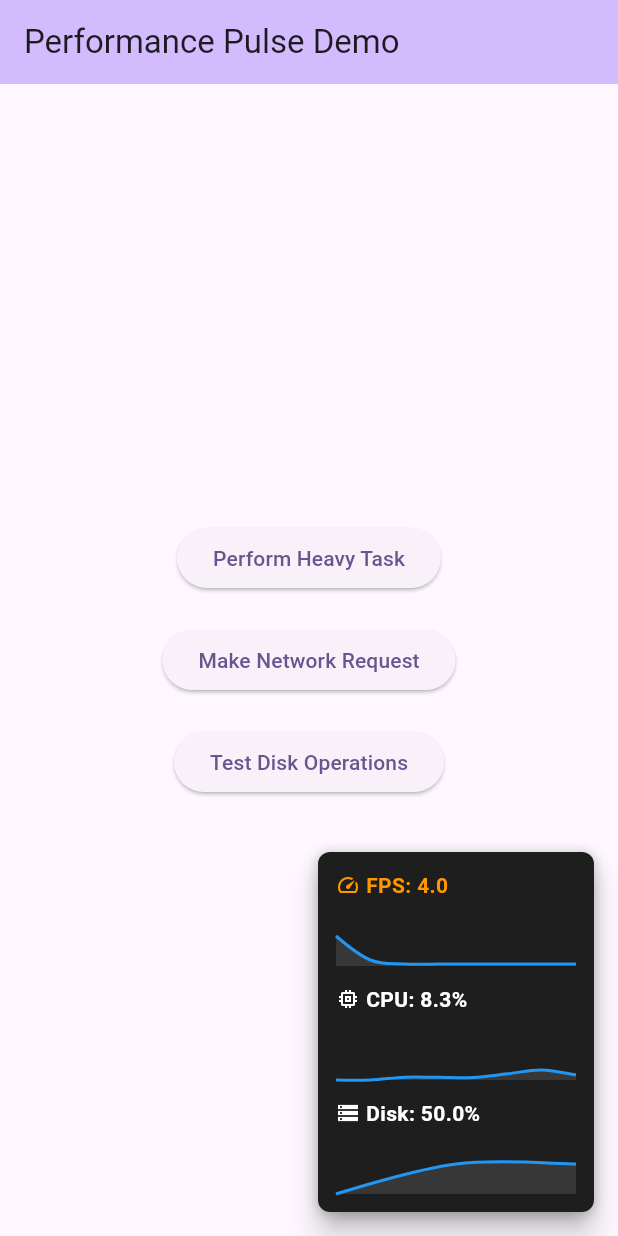
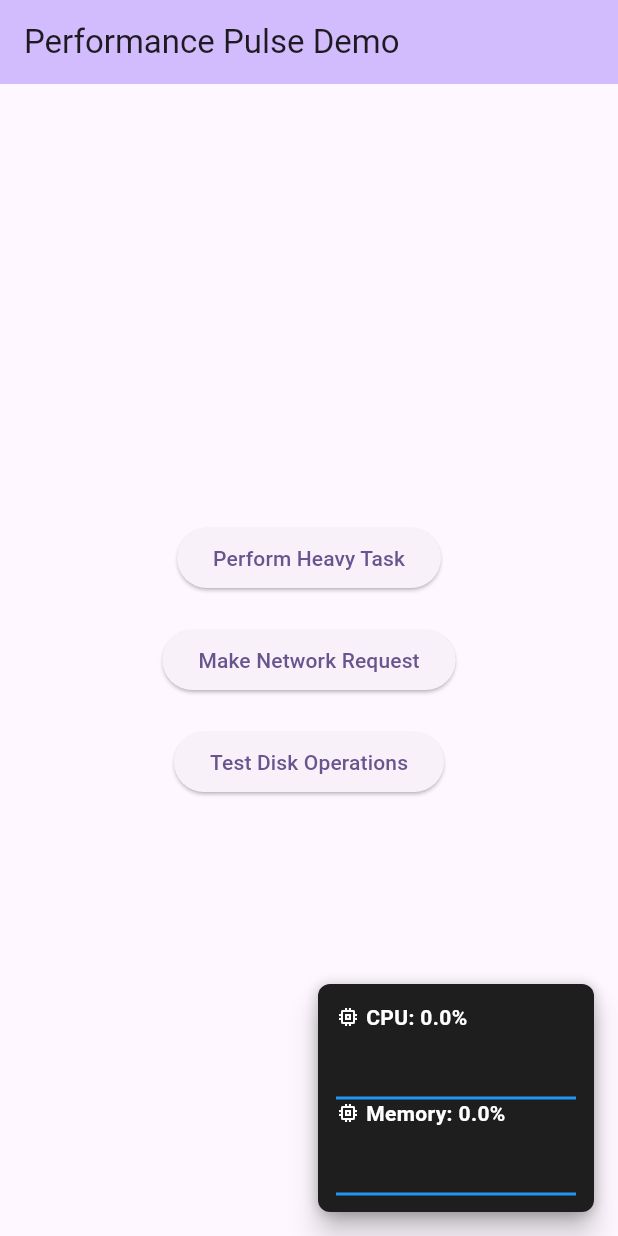
Before and after one commit to rex26/practice, a Flutter app: the screen it shows after launch, on a phone screen of 412 x 824 dp. Run offline on Flutter 3.47's test engine with Material 3 defaults, Android fonts, the phone set to English and light mode, and no system bars; drawn by our look-alikes of fl_chart; our stand-ins replace auto_size_text, battery_plus, device_info_plus, dio, envied, flutter_keyboard_visibility and 1 more; generated files the repository leaves out were written again.

Commit message:
feat: add memory chart

```diff
--- a/lib/pages/monitor/monitor_app.dart
+++ b/lib/pages/monitor/monitor_app.dart
@@ -52,9 +52,6 @@ class MonitorApp extends StatelessWidget {
                 elevation: 8,
                 borderRadius: BorderRadius.all(Radius.circular(8)),
                 child: MonitorWidget(
-                  showFPS: true,
-                  showCPU: true,
-                  showDisk: true, // Enable disk monitoring
                   theme: DashboardTheme(
                     backgroundColor: Color(0xFF1E1E1E),
                     textColor: Colors.white,
--- a/lib/pages/monitor/trackers/base_tracker.dart
+++ b/lib/pages/monitor/trackers/base_tracker.dart
@@ -1,4 +1,8 @@
 import 'dart:async';
+
+import 'package:flutter/services.dart';
+
+const MethodChannel systemStatsPlatform = MethodChannel('com.example.practice/system_stats');
 
 /// Base class for all performance trackers
 abstract class BaseTracker {
--- a/lib/pages/monitor/trackers/cpu_tracker.dart
+++ b/lib/pages/monitor/trackers/cpu_tracker.dart
@@ -1,5 +1,5 @@
 import 'dart:async';
-import 'dart:math';
+
 import 'base_tracker.dart';
 
 /// Data class for CPU measurements
@@ -17,8 +17,6 @@ class CpuData {
 /// Tracks CPU usage
 class CpuTracker extends BaseTracker {
   Timer? _timer;
-  final Random _random = Random();
-  double _lastUsage = 0;
 
   @override
   void onStart() {
@@ -31,9 +29,9 @@ class CpuTracker extends BaseTracker {
     _timer = null;
   }
 
-  void _checkCpu(Timer timer) {
-    final usage = _getCpuUsage();
-    final cores = _getCpuCores();
+  Future<void> _checkCpu(Timer timer) async {
+    final double usage = await systemStatsPlatform.invokeMethod<double>('getCpuUsage') ?? 0;
+    final int cores = _getCpuCores();
 
     addData(CpuData(
       usage: usage,
@@ -41,14 +39,6 @@ class CpuTracker extends BaseTracker {
     ));
   }
 
-  double _getCpuUsage() {
-    // Simulate CPU usage with some randomness but smooth transitions
-    const maxChange = 10.0;
-    final change = _random.nextDouble() * maxChange * 2 - maxChange;
-    _lastUsage = (_lastUsage + change).clamp(0.0, 100.0);
-    return _lastUsage;
-  }
-
   int _getCpuCores() {
     // Return a reasonable number of cores for testing
     return 8;
--- a/lib/pages/monitor/trackers/memory_tracker.dart
+++ b/lib/pages/monitor/trackers/memory_tracker.dart
@@ -1,9 +1,13 @@
 import 'dart:async';
+
 // import 'package:flutter/foundation.dart';
 import 'base_tracker.dart';
 
 /// Data class for memory measurements
 class MemoryData {
+  /// The current CPU usage percentage (0-100)
+  final double usage;
+
   /// The current heap usage in bytes
   final int heapUsage;
 
@@ -11,13 +15,12 @@ class MemoryData {
   final bool hadGC;
 
   /// Creates a new memory data instance
-  const MemoryData({required this.heapUsage, this.hadGC = false});
+  const MemoryData(this.usage, {this.heapUsage = 0, this.hadGC = false});
 }
 
 /// Tracks memory usage and garbage collection
 class MemoryTracker extends BaseTracker {
   Timer? _timer;
-  int? _lastHeapSize;
 
   @override
   void onStart() {
@@ -30,21 +33,9 @@ class MemoryTracker extends BaseTracker {
     _timer = null;
   }
 
-  void _checkMemory(Timer timer) {
-    final currentHeap = _getHeapUsage();
-    final hadGC = _lastHeapSize != null && currentHeap < _lastHeapSize!;
+  Future<void> _checkMemory(Timer timer) async {
+    final double usage = await systemStatsPlatform.invokeMethod<double>('getMemoryUsage') ?? 0;
 
-    addData(MemoryData(
-      heapUsage: currentHeap,
-      hadGC: hadGC,
-    ));
-
-    _lastHeapSize = currentHeap;
-  }
-
-  int _getHeapUsage() {
-    // This is a simplified version. In a real implementation,
-    // you would use platform-specific methods to get accurate memory usage
-    return 0;
+    addData(MemoryData(usage));
   }
 }
--- a/lib/pages/monitor/widgets/monitor_widget.dart
+++ b/lib/pages/monitor/widgets/monitor_widget.dart
@@ -4,6 +4,7 @@ import 'package:flutter/material.dart';
 import 'package:fl_chart/fl_chart.dart';
 import 'package:practice/pages/monitor/performance_monitor.dart';
 import 'package:practice/pages/monitor/theme/dashboard_theme.dart';
+import 'package:practice/pages/monitor/trackers/memory_tracker.dart';
 
 /// A Calculator.
 class Calculator {
@@ -13,14 +14,6 @@ class Calculator {
 
 /// A widget that displays performance metrics
 class MonitorWidget extends StatefulWidget {
-  /// Whether to show FPS metrics
-  final bool showFPS;
-
-  /// Whether to show CPU metrics
-  final bool showCPU;
-
-  /// Whether to show disk usage metrics
-  final bool showDisk;
 
   /// The theme for the dashboard
   final DashboardTheme theme;
@@ -28,9 +21,6 @@ class MonitorWidget extends StatefulWidget {
   /// Creates a new performance dashboard
   const MonitorWidget({
     super.key,
-    this.showFPS = true,
-    this.showCPU = true,
-    this.showDisk = true,
     this.theme = const DashboardTheme(
       backgroundColor: Color(0xFF1E1E1E),
       textColor: Colors.white,
@@ -46,16 +36,10 @@ class MonitorWidget extends StatefulWidget {
 }
 
 class _MonitorWidgetState extends State<MonitorWidget> {
-  final List<FlSpot> _fpsData = [
-    const FlSpot(0, 60)
-  ]; // Start with a default value
-  final List<FlSpot> _cpuData = [
-    const FlSpot(0, 0)
-  ]; // Start with a default value
-  final List<FlSpot> _diskData = [const FlSpot(0, 0)];
-  double _currentFps = 60;
+  final List<FlSpot> _cpuData = [const FlSpot(0, 0)];
+  final List<FlSpot> _memoryData = [const FlSpot(0, 0)];
   double _currentCpu = 0;
-  double _currentDiskUsage = 0;
+  double _currentMemory = 0;
   static const int _maxDataPoints = 30;
 
   @override
@@ -65,17 +49,6 @@ class _MonitorWidgetState extends State<MonitorWidget> {
   }
 
   void _startListening() {
-    if (widget.showFPS) {
-      PerformanceMonitor.instance.fpsStream.listen((data) {
-        if (!mounted) return;
-        setState(() {
-          _currentFps = data.fps;
-          _addDataPoint(_fpsData, data.fps);
-        });
-      });
-    }
-
-    if (widget.showCPU) {
     PerformanceMonitor.instance.cpuStream.listen((data) {
       if (!mounted) return;
       setState(() {
@@ -83,17 +56,14 @@ class _MonitorWidgetState extends State<MonitorWidget> {
         _addDataPoint(_cpuData, data.usage);
       });
     });
-    }
 
-    if (widget.showDisk) {
-      PerformanceMonitor.instance.diskStream.listen((data) {
+    PerformanceMonitor.instance.memoryStream.listen((MemoryData data) {
       if (!mounted) return;
       setState(() {
-          _currentDiskUsage = data.usagePercentage;
-          _addDataPoint(_diskData, data.usagePercentage);
+        _currentMemory = data.usage;
+        _addDataPoint(_memoryData, data.usage);
       });
     });
-    }
   }
 
   void _addDataPoint(List<FlSpot> dataList, double value) {
@@ -125,22 +95,30 @@ class _MonitorWidgetState extends State<MonitorWidget> {
         mainAxisSize: MainAxisSize.min,
         crossAxisAlignment: CrossAxisAlignment.start,
         children: [
-          if (widget.showFPS) ...[
+          ..._buildDataWidgets('CPU', _currentCpu * 100, _cpuData),
+          ..._buildDataWidgets('Memory', _currentMemory * 100, _memoryData),
+        ],
+      ),
+    );
+  }
+
+  List<Widget> _buildDataWidgets(String title, double currentData, List<FlSpot> data) {
+    return [
       Row(
         mainAxisSize: MainAxisSize.min,
         children: [
           Icon(
-                  Icons.speed,
-                  color: _currentFps < 45
+            Icons.memory,
+            color: currentData > 80
                 ? widget.theme.warningColor
                 : widget.theme.textColor,
             size: 16,
           ),
           const SizedBox(width: 4),
           Text(
-                  'FPS: ${_currentFps.toStringAsFixed(1)}',
+            '$title: ${currentData.toStringAsFixed(1)}%',
             style: TextStyle(
-                    color: _currentFps < 45
+              color: currentData > 80
                   ? widget.theme.warningColor
                   : widget.theme.textColor,
               fontWeight: FontWeight.bold,
@@ -150,99 +128,12 @@ class _MonitorWidgetState extends State<MonitorWidget> {
         ],
       ),
       const SizedBox(height: 4),
-            _buildFPSChart(),
-            const SizedBox(height: 12),
-          ],
-          if (widget.showCPU) ...[
-            Row(
-              mainAxisSize: MainAxisSize.min,
-              children: [
-                Icon(
-                  Icons.memory,
-                  color: _currentCpu > 80
-                      ? widget.theme.warningColor
-                      : widget.theme.textColor,
-                  size: 16,
-                ),
-                const SizedBox(width: 4),
-                Text(
-                  'CPU: ${_currentCpu.toStringAsFixed(1)}%',
-                  style: TextStyle(
-                    color: _currentCpu > 80
-                        ? widget.theme.warningColor
-                        : widget.theme.textColor,
-                    fontWeight: FontWeight.bold,
-                    fontSize: 14,
-                  ),
-                ),
-              ],
-            ),
-            const SizedBox(height: 4),
-            _buildCPUChart(),
-          ],
-          if (widget.showDisk) ...[
-            const SizedBox(height: 12),
-            Row(
-              mainAxisSize: MainAxisSize.min,
-              children: [
-                Icon(
-                  Icons.storage,
-                  color: _currentDiskUsage > 90
-                      ? widget.theme.warningColor
-                      : widget.theme.textColor,
-                  size: 16,
-                ),
-                const SizedBox(width: 4),
-                Text(
-                  'Disk: ${_currentDiskUsage.toStringAsFixed(1)}%',
-                  style: TextStyle(
-                    color: _currentDiskUsage > 90
-                        ? widget.theme.warningColor
-                        : widget.theme.textColor,
-                    fontWeight: FontWeight.bold,
-                    fontSize: 14,
-                  ),
-                ),
-              ],
-            ),
-            const SizedBox(height: 4),
-            _buildDiskChart(),
-          ],
-        ],
-      ),
-    );
+      _buildDataChart(data),
+    ];
   }
 
-  Widget _buildFPSChart() {
-    return SizedBox(
-      width: 160,
-      height: 40,
-      child: LineChart(
-        LineChartData(
-          minY: 0,
-          maxY: 120,
-          gridData: const FlGridData(show: false),
-          titlesData: const FlTitlesData(show: false),
-          borderData: FlBorderData(show: false),
-          lineBarsData: [
-            LineChartBarData(
-              spots: _fpsData,
-              isCurved: true,
-              color: widget.theme.chartLineColor,
-              barWidth: 2,
-              dotData: const FlDotData(show: false),
-              belowBarData: BarAreaData(
-                show: true,
-                color: widget.theme.chartFillColor,
-              ),
-            ),
-          ],
-        ),
-      ),
-    );
-  }
 
-  Widget _buildCPUChart() {
+  Widget _buildDataChart(List<FlSpot> data) {
     return SizedBox(
       width: 160,
       height: 40,
@@ -255,36 +146,7 @@ class _MonitorWidgetState extends State<MonitorWidget> {
           borderData: FlBorderData(show: false),
           lineBarsData: [
             LineChartBarData(
-              spots: _cpuData,
-              isCurved: true,
-              color: widget.theme.chartLineColor,
-              barWidth: 2,
-              dotData: const FlDotData(show: false),
-              belowBarData: BarAreaData(
-                show: true,
-                color: widget.theme.chartFillColor,
-              ),
-            ),
-          ],
-        ),
-      ),
-    );
-  }
-
-  Widget _buildDiskChart() {
-    return SizedBox(
-      width: 160,
-      height: 40,
-      child: LineChart(
-        LineChartData(
-          minY: 0,
-          maxY: 100,
-          gridData: const FlGridData(show: false),
-          titlesData: const FlTitlesData(show: false),
-          borderData: FlBorderData(show: false),
-          lineBarsData: [
-            LineChartBarData(
-              spots: _diskData,
+              spots: data,
               isCurved: true,
               color: widget.theme.chartLineColor,
               barWidth: 2,
```
Lines whose indentation alone changed are shown as unchanged.
